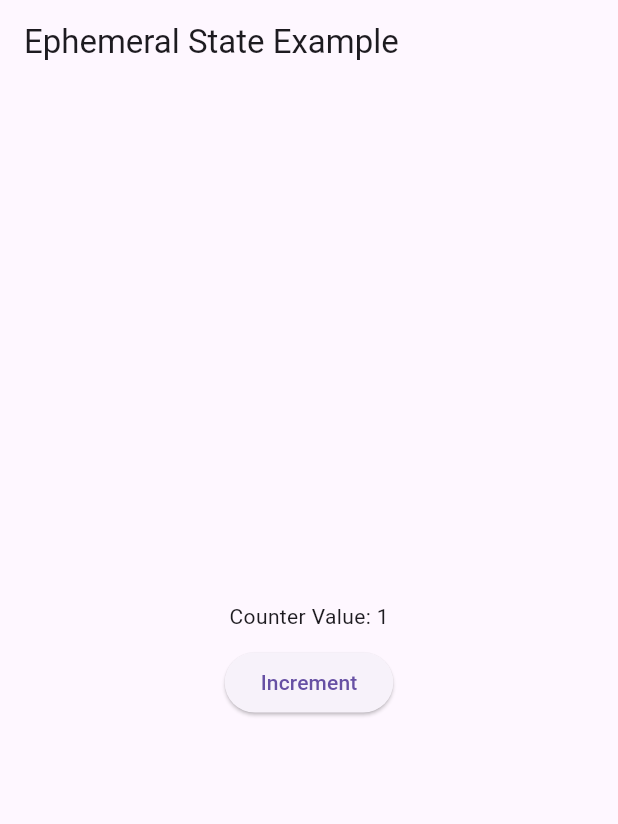
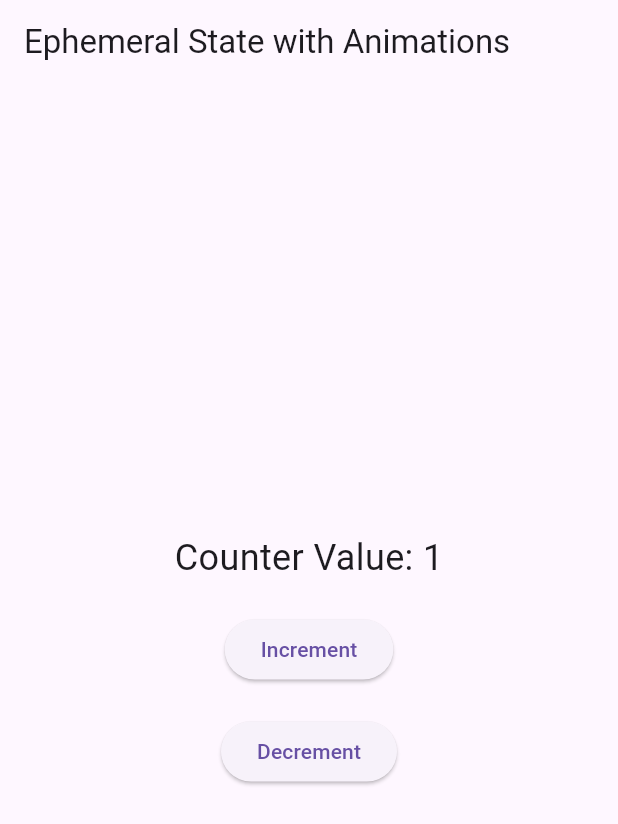
Before and after one commit to veryepiccindeed/vispro-lab10-statefulwidget, a Flutter app: the screen it shows after launch, after a tap on "Increment", on a phone screen of 412 x 824 dp. Shown: the top 824 px of the screen. Run offline on Flutter 3.47's test engine with Material 3 defaults, Android fonts, the phone set to English and light mode, and no system bars.

Commit message:
Menambahkan tombol decrement dan animasi

```diff
--- a/lib/main.dart
+++ b/lib/main.dart
@@ -1,4 +1,5 @@
 import 'package:flutter/material.dart';
+import 'package:animations/animations.dart';
 
 void main() => runApp(MyEphemeralApp());
 
@@ -7,7 +8,7 @@ class MyEphemeralApp extends StatelessWidget {
   Widget build(BuildContext context) {
     return MaterialApp(
       home: Scaffold(
-        appBar: AppBar(title: Text('Ephemeral State Example')),
+        appBar: AppBar(title: Text('Ephemeral State with Animations')),
         body: CounterWidget(),
       ),
     );
@@ -20,7 +21,23 @@ class CounterWidget extends StatefulWidget {
 }
 
 class _CounterWidgetState extends State<CounterWidget> {
-  int _counter = 0;
+  int _counter = 0; // Local state to hold the counter value
+
+  // Function to increment the counter
+  void _incrementCounter() {
+    setState(() {
+      _counter++;
+    });
+  }
+
+  // Function to decrement the counter
+  void _decrementCounter() {
+    setState(() {
+      if (_counter > 0) {
+        _counter--;
+      }
+    });
+  }
 
   @override
   Widget build(BuildContext context) {
@@ -28,15 +45,55 @@ class _CounterWidgetState extends State<CounterWidget> {
       child: Column(
         mainAxisAlignment: MainAxisAlignment.center,
         children: <Widget>[
-          Text('Counter Value: $_counter'),
-          SizedBox(height: 10),
-          ElevatedButton(
-            onPressed: () {
+          // Use FadeScaleTransition from the animations package for animated counter
+          FadeScaleTransition(
+            animation: AlwaysStoppedAnimation(1.0), // Static animation, but we can use controller for dynamic changes
+            child: Text(
+              'Counter Value: $_counter',
+              style: TextStyle(fontSize: 24),
+            ),
+          ),
+          SizedBox(height: 20),
+          // Hoverable Increment Button with animation (FadeScaleTransition)
+          MouseRegion(
+            onEnter: (_) {
               setState(() {
-                _counter++;
+                // Handle hover effect
               });
             },
-            child: Text('Increment'),
+            onExit: (_) {
+              setState(() {
+                // Handle exit effect
+              });
+            },
+            child: FadeScaleTransition(
+              animation: AlwaysStoppedAnimation(1.0),
+              child: ElevatedButton(
+                onPressed: _incrementCounter,
+                child: Text('Increment'),
+              ),
+            ),
+          ),
+          SizedBox(height: 20),
+          // Hoverable Decrement Button with animation (FadeScaleTransition)
+          MouseRegion(
+            onEnter: (_) {
+              setState(() {
+                // Handle hover effect
+              });
+            },
+            onExit: (_) {
+              setState(() {
+                // Handle exit effect
+              });
+            },
+            child: FadeScaleTransition(
+              animation: AlwaysStoppedAnimation(1.0),
+              child: ElevatedButton(
+                onPressed: _decrementCounter,
+                child: Text('Decrement'),
+              ),
+            ),
           ),
         ],
       ),
--- a/pubspec.yaml
+++ b/pubspec.yaml
@@ -9,6 +9,7 @@ environment:
 dependencies:
   flutter:
     sdk: flutter
+  animations: ^2.0.11
 
 dev_dependencies:
   flutter_test:
```
Also changed, not shown: pubspec.lock.
